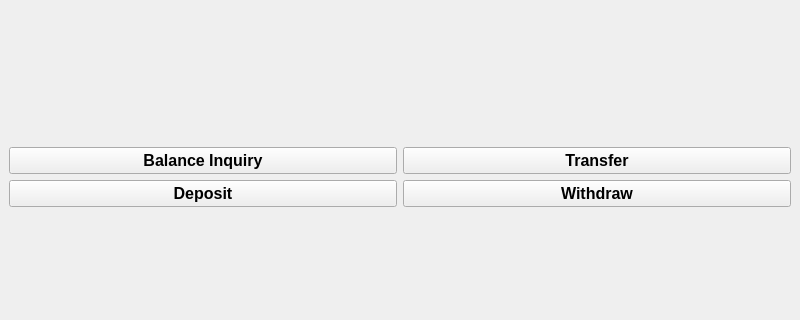
Qt form mainpage.ui (iamroHit12/BankMangement) before a commit; both pictures show x 0 to 800 and y 127 to 447 of the 800 by 600 pixel window.
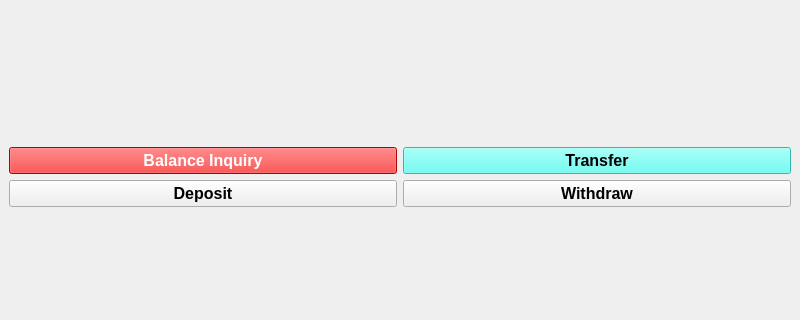
The same form after that commit.

What changed in the file:
```diff
--- a/mainpage.ui
+++ b/mainpage.ui
@@ -127,6 +127,9 @@
           <bold>true</bold>
          </font>
         </property>
+        <property name="styleSheet">
+         <string notr="true">background-color:rgb(75, 255, 240);</string>
+        </property>
         <property name="text">
          <string>Transfer</string>
         </property>
@@ -155,6 +158,10 @@
           <bold>true</bold>
          </font>
         </property>
+        <property name="styleSheet">
+         <string notr="true">background-color:red;
+color:white</string>
+        </property>
         <property name="text">
          <string>Balance Inquiry</string>
         </property>
```
